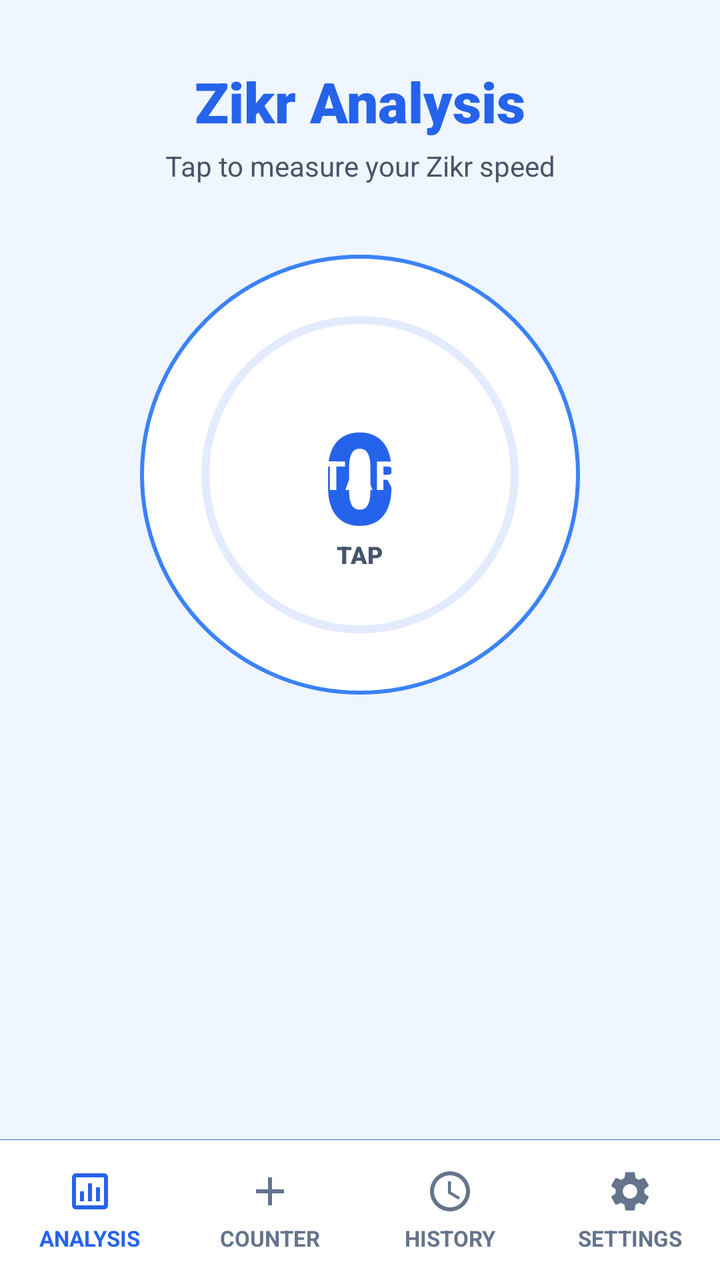
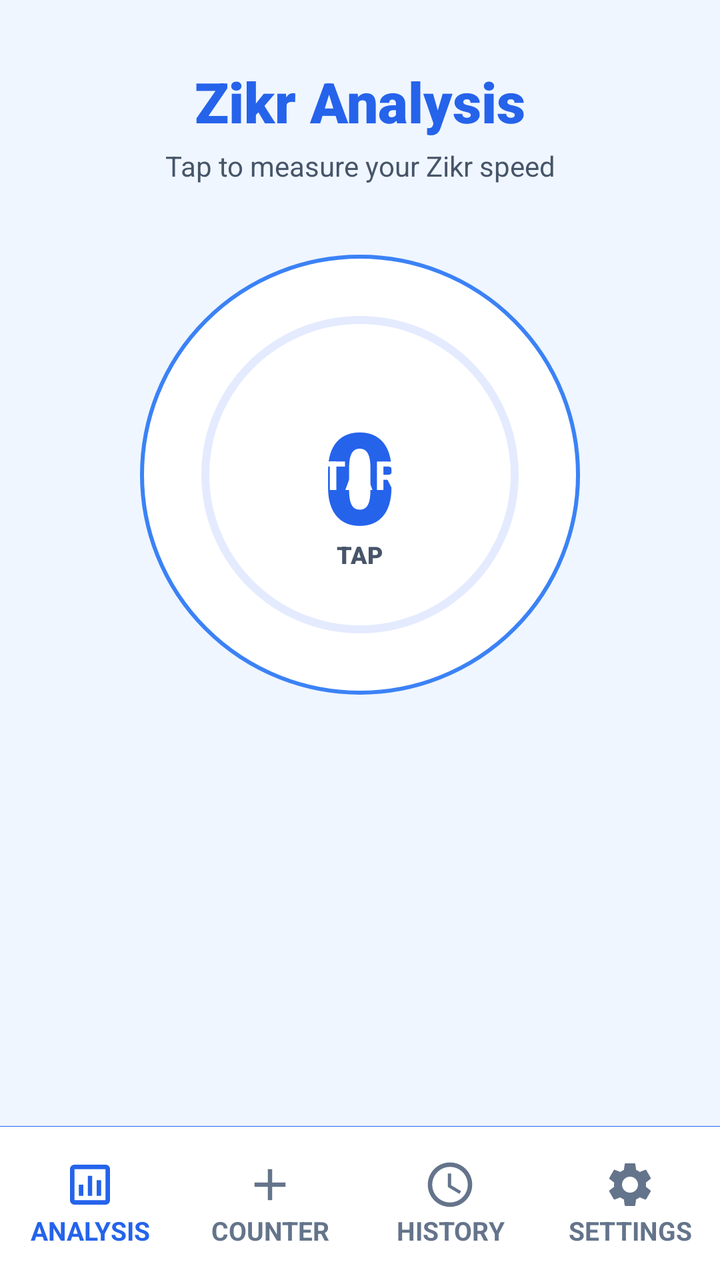

Before-and-after screenshots of an Android layout around one commit, followed by the original layout XML and the change that was made.
<!-- AndroidManifest.xml: application theme Theme.SmartTasbeeh -->
<!-- res/layout/activity_analysis.xml -->
<?xml version="1.0" encoding="utf-8"?>
<androidx.constraintlayout.widget.ConstraintLayout xmlns:android="http://schemas.android.com/apk/res/android"
    xmlns:app="http://schemas.android.com/apk/res-auto"
    xmlns:tools="http://schemas.android.com/tools"
    android:layout_width="match_parent"
    android:layout_height="match_parent"
    android:background="@color/app_background"
    tools:context=".AnalysisActivity">

    
    <ScrollView
        android:layout_width="match_parent"
        android:layout_height="0dp"
        android:fillViewport="true"
        app:layout_constraintTop_toTopOf="parent"
        app:layout_constraintBottom_toTopOf="@id/bottomNavDivider">

        <androidx.constraintlayout.widget.ConstraintLayout
            android:layout_width="match_parent"
            android:layout_height="wrap_content"
            android:paddingBottom="24dp">

            
            <TextView
                android:id="@+id/tvTitle"
                android:layout_width="wrap_content"
                android:layout_height="wrap_content"
                android:text="@string/zikr_analysis_title"
                android:textColor="@color/tasbeeh_blue_primary"
                android:textSize="28sp"
                android:fontFamily="sans-serif-black"
                android:layout_marginTop="32dp"
                app:layout_constraintTop_toTopOf="parent"
                app:layout_constraintStart_toStartOf="parent"
                app:layout_constraintEnd_toEndOf="parent"/>

            <TextView
                android:id="@+id/tvSubtitle"
                android:layout_width="wrap_content"
                android:layout_height="wrap_content"
                android:text="@string/zikr_analysis_subtitle"
                android:textColor="@color/text_secondary"
                android:textSize="14sp"
                android:layout_marginTop="4dp"
                app:layout_constraintTop_toBottomOf="@id/tvTitle"
                app:layout_constraintStart_toStartOf="parent"
                app:layout_constraintEnd_toEndOf="parent"/>

            
            <FrameLayout
                android:id="@+id/btnTap"
                android:layout_width="230dp"
                android:layout_height="230dp"
                android:layout_marginTop="30dp"
                app:layout_constraintTop_toBottomOf="@id/tvSubtitle"
                app:layout_constraintStart_toStartOf="parent"
                app:layout_constraintEnd_toEndOf="parent">

                
                <View
                    android:layout_width="match_parent"
                    android:layout_height="match_parent"
                    android:layout_margin="5dp"
                    android:background="@drawable/bg_circle_button" />

                
                <ProgressBar
                    android:id="@+id/progressBar"
                    android:layout_width="match_parent"
                    android:layout_height="match_parent"
                    android:indeterminate="false"
                    android:progressDrawable="@drawable/circular_progress"
                    android:background="@null"
                    style="?android:attr/progressBarStyleHorizontal"
                    android:max="100"
                    android:progress="0"
                    android:padding="2dp"/>

                
                <TextView
                    android:id="@+id/tvCount"
                    android:layout_width="wrap_content"
                    android:layout_height="wrap_content"
                    android:layout_gravity="center"
                    android:text="@string/Count_Number"
                    android:textSize="64sp"
                    android:fontFamily="sans-serif-black"
                    android:textStyle="bold"
                    android:textColor="@color/tasbeeh_blue_primary"/>

                <TextView
                    android:id="@+id/tvTapHint"
                    android:layout_width="wrap_content"
                    android:layout_height="wrap_content"
                    android:layout_gravity="center"
                    android:text="@string/Tap_Button_Text"
                    android:textSize="12sp"
                    android:fontFamily="sans-serif-black"
                    android:textColor="@color/text_secondary"
                    android:translationY="40dp"/>

                
                <TextView
                    android:id="@+id/tvPausedOverlay"
                    android:layout_width="wrap_content"
                    android:layout_height="wrap_content"
                    android:layout_gravity="center"
                    android:text="@string/paused_text"
                    android:textSize="25sp"
                    android:fontFamily="sans-serif-black"
                    android:textColor="@color/delete_text"
                    android:visibility="gone"/>

                
                <View
                    android:id="@+id/tapActionView"
                    android:layout_width="match_parent"
                    android:layout_height="match_parent"
                    android:layout_margin="12dp"
                    android:background="?attr/selectableItemBackgroundBorderless"
                    android:clickable="true"
                    android:focusable="true"
                    android:contentDescription="@string/action_tap_count"/>

                
                <Button
                    android:id="@+id/btnStartOverlay"
                    android:layout_width="wrap_content"
                    android:layout_height="wrap_content"
                    android:text="@string/start_button_text"
                    android:textSize="20sp"
                    android:layout_gravity="center"
                    android:visibility="visible"
                    android:elevation="10dp"
                    android:textAllCaps="true"
                    android:textColor="@color/white"
                    android:textStyle="bold"
                    android:letterSpacing="0.05"
                    android:backgroundTint="@color/tasbeeh_blue_primary"
                    app:cornerRadius="10dp"
                    style="@style/Widget.MaterialComponents.Button.UnelevatedButton"/>

            </FrameLayout>

            
            <LinearLayout
                android:id="@+id/controlsRow"
                android:layout_width="wrap_content"
                android:layout_height="wrap_content"
                android:orientation="horizontal"
                android:gravity="center"
                android:layout_marginTop="30dp"
                app:layout_constraintTop_toBottomOf="@id/btnTap"
                app:layout_constraintStart_toStartOf="parent"
                app:layout_constraintEnd_toEndOf="parent">

                <com.google.android.material.floatingactionbutton.FloatingActionButton
                    android:id="@+id/fabPause"
                    android:layout_width="wrap_content"
                    android:layout_height="wrap_content"
                    android:src="@drawable/ic_pause"
                    app:backgroundTint="@color/tasbeeh_blue_primary"
                    app:tint="@android:color/white"
                    app:fabSize="normal"
                    app:cardCornerRadius="10dp"
                    app:cardElevation="5dp"
                    android:visibility="invisible"
                    android:contentDescription="@string/action_pause_analysis"/>

            </LinearLayout>

            
            <Button
                android:id="@+id/btnResetAnalysis"
                android:layout_width="0dp"
                android:layout_height="50dp"
                android:text="@string/reset_button_text"
                android:textAllCaps="true"
                android:textColor="@color/white"
                android:textStyle="bold"
                android:letterSpacing="0.05"
                android:visibility="gone"
                android:backgroundTint="@color/tasbeeh_blue_primary"
                app:cornerRadius="5dp"
                android:layout_marginTop="20dp"
                style="@style/Widget.MaterialComponents.Button.UnelevatedButton"
                app:layout_constraintTop_toBottomOf="@+id/controlsRow"
                app:layout_constraintEnd_toStartOf="@+id/controlsRow"/>

            <Button
                android:id="@+id/btnShowReport"
                android:layout_width="0dp"
                android:layout_height="50dp"
                android:text="@string/report_button_text"
                android:textAllCaps="true"
                android:textColor="@color/white"
                android:textStyle="bold"
                android:letterSpacing="0.05"
                android:visibility="gone"
                android:backgroundTint="@color/tasbeeh_blue_primary"
                app:cornerRadius="5dp"
                android:layout_marginTop="20dp"
                style="@style/Widget.MaterialComponents.Button.UnelevatedButton"
                app:layout_constraintTop_toBottomOf="@+id/controlsRow"
                app:layout_constraintStart_toEndOf="@+id/controlsRow"/>

            
            <LinearLayout
                android:id="@+id/reportContainer"
                android:layout_width="match_parent"
                android:layout_height="wrap_content"
                android:orientation="vertical"
                android:visibility="gone"
                android:layout_marginTop="24dp"
                android:animateLayoutChanges="true"
                app:layout_constraintTop_toBottomOf="@id/btnShowReport"
                app:layout_constraintStart_toStartOf="parent"
                app:layout_constraintEnd_toEndOf="parent">

                
                <androidx.recyclerview.widget.RecyclerView
                    android:id="@+id/rvAnalysisCards"
                    android:layout_width="match_parent"
                    android:layout_height="320dp"
                    android:clipToPadding="false"
                    android:paddingStart="24dp"
                    android:paddingEnd="24dp"/>

                
                <LinearLayout
                    android:id="@+id/layoutDots"
                    android:layout_width="wrap_content"
                    android:layout_height="wrap_content"
                    android:orientation="horizontal"
                    android:layout_gravity="center_horizontal"
                    android:layout_marginTop="16dp"
                    android:layout_marginBottom="24dp"/>

            </LinearLayout>

        </androidx.constraintlayout.widget.ConstraintLayout>
    </ScrollView>


    
    <View
        android:id="@+id/bottomNavDivider"
        android:layout_width="match_parent"
        android:layout_height="0.1dp"
        android:background="@color/count_text_color"
        app:layout_constraintBottom_toTopOf="@id/bottomNav"/>

    <LinearLayout
        android:id="@+id/bottomNav"
        android:layout_width="match_parent"
        android:layout_height="70dp"
        android:background="@color/nav_bg"
        android:orientation="horizontal"
        android:weightSum="4"
        android:baselineAligned="false"
        app:layout_constraintBottom_toBottomOf="parent">

        
        <LinearLayout
            android:layout_width="0dp"
            android:layout_height="match_parent"
            android:layout_weight="1"
            android:orientation="vertical"
            android:gravity="center">
            <ImageView
                android:layout_width="24dp"
                android:layout_height="24dp"
                android:src="@drawable/ic_analysis"
                app:tint="@color/nav_text_selected"
                android:contentDescription="@null"/>
            <TextView
                android:layout_width="wrap_content"
                android:layout_height="wrap_content"
                android:text="@string/nav_analysis"
                android:textSize="11sp"
                android:textStyle="bold"
                android:textColor="@color/nav_text_selected"
                android:layout_marginTop="4dp"/>
        </LinearLayout>

        
        <LinearLayout
            android:id="@+id/btnNavCounter"
            android:layout_width="0dp"
            android:layout_height="match_parent"
            android:layout_weight="1"
            android:orientation="vertical"
            android:gravity="center"
            android:clickable="true"
            android:focusable="true"
            android:background="?attr/selectableItemBackground">
            <ImageView
                android:layout_width="24dp"
                android:layout_height="24dp"
                android:src="@drawable/ic_add"
                app:tint="@color/nav_text_unselected"
                android:contentDescription="@null"/>
            <TextView
                android:layout_width="wrap_content"
                android:layout_height="wrap_content"
                android:text="@string/nav_counter"
                android:textSize="11sp"
                android:textStyle="bold"
                android:textColor="@color/nav_text_unselected"
                android:layout_marginTop="4dp"/>
        </LinearLayout>

        
        <LinearLayout
            android:id="@+id/btnSavedCounts"
            android:layout_width="0dp"
            android:layout_height="match_parent"
            android:layout_weight="1"
            android:orientation="vertical"
            android:gravity="center"
            android:clickable="true"
            android:focusable="true"
            android:background="?attr/selectableItemBackground">
            <ImageView
                android:layout_width="24dp"
                android:layout_height="24dp"
                android:src="@drawable/ic_clock"
                app:tint="@color/nav_text_unselected"
                android:contentDescription="@null"/>
            <TextView
                android:layout_width="wrap_content"
                android:layout_height="wrap_content"
                android:text="@string/nav_history"
                android:textSize="11sp"
                android:textStyle="bold"
                android:textColor="@color/nav_text_unselected"
                android:layout_marginTop="4dp"/>
        </LinearLayout>

        
        <LinearLayout
            android:id="@+id/btnNavSettings"
            android:layout_width="0dp"
            android:layout_height="match_parent"
            android:layout_weight="1"
            android:orientation="vertical"
            android:gravity="center"
            android:clickable="true"
            android:focusable="true"
            android:background="?attr/selectableItemBackground">
            <ImageView
                android:layout_width="24dp"
                android:layout_height="24dp"
                android:src="@drawable/ic_settings"
                app:tint="@color/nav_text_unselected"
                android:contentDescription="@null"/>
            <TextView
                android:layout_width="wrap_content"
                android:layout_height="wrap_content"
                android:text="@string/nav_settings"
                android:textSize="11sp"
                android:textStyle="bold"
                android:textColor="@color/nav_text_unselected"
                android:layout_marginTop="4dp"/>
        </LinearLayout>

    </LinearLayout>

</androidx.constraintlayout.widget.ConstraintLayout>
<!-- resources referenced by this layout -->
<resources>
  <color name="app_background">@color/background_light</color>
  <color name="count_text_color">#2563EB</color>
  <color name="delete_text">#DC2626</color>
  <color name="nav_bg">#FFFFFF</color>
  <color name="nav_text_selected">#2563EB</color>
  <color name="nav_text_unselected">#64748B</color>
  <color name="tasbeeh_blue_primary">#2563EB</color>
  <color name="text_secondary">#475569</color>
  <color name="white">#FFFFFFFF</color>
  <!-- drawable bg_circle_button (drawable) -->
  <?xml version="1.0" encoding="utf-8"?>
  <shape xmlns:android="http://schemas.android.com/apk/res/android"
      android:shape="oval">
      <solid android:color="@color/card_background" />
      <stroke
          android:width="2dp"
          android:color="@color/tasbeeh_blue_accent" />
  </shape>
  <!-- drawable ic_add (drawable) -->
  <vector xmlns:android="http://schemas.android.com/apk/res/android"
      android:width="24dp"
      android:height="24dp"
      android:viewportWidth="24"
      android:viewportHeight="24">
      <path
        android:fillColor="@android:color/white"
        android:pathData="M19,13h-6v6h-2v-6H5v-2h6V5h2v6h6v2z"/>
  </vector>
  <!-- drawable ic_analysis (drawable) -->
  <vector xmlns:android="http://schemas.android.com/apk/res/android"
      android:width="24dp"
      android:height="24dp"
      android:viewportWidth="24"
      android:viewportHeight="24">
    <path
        android:fillColor="#FF000000"
        android:pathData="M19,3H5C3.9,3 3,3.9 3,5v14c0,1.1 0.9,2 2,2h14c1.1,0 2,-0.9 2,-2V5C21,3.9 20.1,3 19,3zM19,19H5V5h14V19zM7,12h2v5H7V12zM11,8h2v9h-2V8zM15,10h2v7h-2V10z"/>
  </vector>
  <!-- drawable ic_clock (drawable) -->
  <vector xmlns:android="http://schemas.android.com/apk/res/android"
      android:width="24dp"
      android:height="24dp"
      android:viewportWidth="24.0"
      android:viewportHeight="24.0">
      <path
          android:fillColor="@android:color/white"
          android:pathData="M11.99,2C6.47,2 2,6.48 2,12s4.47,10 9.99,10C17.52,22 22,17.52 22,12S17.52,2 11.99,2zM12,20c-4.42,0 -8,-3.58 -8,-8s3.58,-8 8,-8 8,3.58 8,8 -3.58,8 -8,8zM12.5,7H11v6l5.25,3.15 0.75,-1.23 -4.5,-2.67z"/>
  </vector>
  <!-- drawable ic_pause (drawable) -->
  <vector xmlns:android="http://schemas.android.com/apk/res/android"
      android:width="24dp"
      android:height="24dp"
      android:viewportWidth="24"
      android:viewportHeight="24"
      android:tint="?attr/colorControlNormal">
    <path
        android:fillColor="@android:color/white"
        android:pathData="M6,19h4V5H6v14zM14,5v14h4V5h-4z"/>
  </vector>
  <string name="Count_Number">0</string>
  <string name="Tap_Button_Text">TAP</string>
  <string name="action_pause_analysis">Pause analysis</string>
  <string name="action_tap_count">Count</string>
  <string name="nav_analysis">ANALYSIS</string>
  <string name="nav_counter">COUNTER</string>
  <string name="nav_history">HISTORY</string>
  <string name="nav_settings">SETTINGS</string>
  <string name="paused_text">PAUSED</string>
  <string name="report_button_text">Report</string>
  <string name="reset_button_text">Reset</string>
  <string name="start_button_text">START</string>
  <string name="zikr_analysis_subtitle">Tap to measure your Zikr speed</string>
  <string name="zikr_analysis_title">Zikr Analysis</string>
  <style name="Theme.SmartTasbeeh" parent="Base.Theme.SmartTasbeeh" />
  <color name="background_light">#EFF6FF</color>
  <color name="card_background">#FFFFFF</color>
  <color name="tasbeeh_blue_accent">#3B82F6</color>
  <color name="tasbeeh_blue_dark2">#202962FF</color>
  <color name="tasbeeh_blue_dark">#1E3A8A</color>
  <color name="text_primary">#0F172A</color>
  <!-- unchanged entries left out for length: 3 -->
</resources>

<!-- the commit's change to res/layout/activity_analysis.xml (unified diff, before → after) -->
@@ -253,7 +253,8 @@
     <LinearLayout
         android:id="@+id/bottomNav"
         android:layout_width="match_parent"
-        android:layout_height="70dp"
+        android:layout_height="0dp"
+        app:layout_constraintHeight_percent="0.12"
         android:background="@color/nav_bg"
         android:orientation="horizontal"
         android:weightSum="4"
@@ -261,108 +262,182 @@
         app:layout_constraintBottom_toBottomOf="parent">
 
         
-        <LinearLayout
+        <androidx.constraintlayout.widget.ConstraintLayout
             android:layout_width="0dp"
             android:layout_height="match_parent"
             android:layout_weight="1"
-            android:orientation="vertical"
-            android:gravity="center">
+            android:clickable="true"
+            android:focusable="true">
+
             <ImageView
-                android:layout_width="24dp"
-                android:layout_height="24dp"
+                android:id="@+id/imgAnalysis"
+                android:layout_width="0dp"
+                android:layout_height="0dp"
                 android:src="@drawable/ic_analysis"
                 app:tint="@color/nav_text_selected"
+                app:layout_constraintTop_toTopOf="parent"
+                app:layout_constraintBottom_toTopOf="@+id/txtAnalysis"
+                app:layout_constraintStart_toStartOf="parent"
+                app:layout_constraintEnd_toEndOf="parent"
+                app:layout_constraintHeight_percent="0.35"
+                app:layout_constraintDimensionRatio="1:1"
+                app:layout_constraintVertical_chainStyle="packed"
                 android:contentDescription="@null"/>
-            <TextView
-                android:layout_width="wrap_content"
-                android:layout_height="wrap_content"
+
+            <TextView
+                android:id="@+id/txtAnalysis"
+                android:layout_width="0dp"
+                android:layout_height="0dp"
                 android:text="@string/nav_analysis"
-                android:textSize="11sp"
-                android:textStyle="bold"
                 android:textColor="@color/nav_text_selected"
-                android:layout_marginTop="4dp"/>
-        </LinearLayout>
+                android:gravity="center"
+                android:textStyle="bold"
+                app:layout_constraintTop_toBottomOf="@id/imgAnalysis"
+                app:layout_constraintBottom_toBottomOf="parent"
+                app:layout_constraintStart_toStartOf="parent"
+                app:layout_constraintEnd_toEndOf="parent"
+                app:layout_constraintHeight_percent="0.25"
+                app:layout_constraintWidth_percent="0.9"
+                app:autoSizeTextType="uniform"
+                app:autoSizeMinTextSize="8sp"
+                app:autoSizeMaxTextSize="13sp"
+                app:autoSizeStepGranularity="1sp"/>
+        </androidx.constraintlayout.widget.ConstraintLayout>
 
         
-        <LinearLayout
+        <androidx.constraintlayout.widget.ConstraintLayout
             android:id="@+id/btnNavCounter"
             android:layout_width="0dp"
             android:layout_height="match_parent"
             android:layout_weight="1"
-            android:orientation="vertical"
-            android:gravity="center"
             android:clickable="true"
             android:focusable="true"
             android:background="?attr/selectableItemBackground">
+
             <ImageView
-                android:layout_width="24dp"
-                android:layout_height="24dp"
+                android:id="@+id/imgCounter"
+                android:layout_width="0dp"
+                android:layout_height="0dp"
                 android:src="@drawable/ic_add"
                 app:tint="@color/nav_text_unselected"
+                app:layout_constraintTop_toTopOf="parent"
+                app:layout_constraintBottom_toTopOf="@+id/txtCounter"
+                app:layout_constraintStart_toStartOf="parent"
+                app:layout_constraintEnd_toEndOf="parent"
+                app:layout_constraintHeight_percent="0.35"
+                app:layout_constraintDimensionRatio="1:1"
+                app:layout_constraintVertical_chainStyle="packed"
                 android:contentDescription="@null"/>
-            <TextView
-                android:layout_width="wrap_content"
-                android:layout_height="wrap_content"
+
+            <TextView
+                android:id="@+id/txtCounter"
+                android:layout_width="0dp"
+                android:layout_height="0dp"
                 android:text="@string/nav_counter"
-                android:textSize="11sp"
-                android:textStyle="bold"
                 android:textColor="@color/nav_text_unselected"
-                android:layout_marginTop="4dp"/>
-        </LinearLayout>
+                android:gravity="center"
+                android:textStyle="bold"
+                app:layout_constraintTop_toBottomOf="@id/imgCounter"
+                app:layout_constraintBottom_toBottomOf="parent"
+                app:layout_constraintStart_toStartOf="parent"
+                app:layout_constraintEnd_toEndOf="parent"
+                app:layout_constraintHeight_percent="0.25"
+                app:layout_constraintWidth_percent="0.9"
+                app:autoSizeTextType="uniform"
+                app:autoSizeMinTextSize="8sp"
+                app:autoSizeMaxTextSize="13sp"
+                app:autoSizeStepGranularity="1sp"/>
+        </androidx.constraintlayout.widget.ConstraintLayout>
 
         
-        <LinearLayout
+        <androidx.constraintlayout.widget.ConstraintLayout
             android:id="@+id/btnSavedCounts"
             android:layout_width="0dp"
             android:layout_height="match_parent"
             android:layout_weight="1"
-            android:orientation="vertical"
-            android:gravity="center"
             android:clickable="true"
             android:focusable="true"
             android:background="?attr/selectableItemBackground">
+
             <ImageView
-                android:layout_width="24dp"
-                android:layout_height="24dp"
+                android:id="@+id/imgHistory"
+                android:layout_width="0dp"
+                android:layout_height="0dp"
                 android:src="@drawable/ic_clock"
                 app:tint="@color/nav_text_unselected"
+                app:layout_constraintTop_toTopOf="parent"
+                app:layout_constraintBottom_toTopOf="@+id/txtHistory"
+                app:layout_constraintStart_toStartOf="parent"
+                app:layout_constraintEnd_toEndOf="parent"
+                app:layout_constraintHeight_percent="0.35"
+                app:layout_constraintDimensionRatio="1:1"
+                app:layout_constraintVertical_chainStyle="packed"
                 android:contentDescription="@null"/>
-            <TextView
-                android:layout_width="wrap_content"
-                android:layout_height="wrap_content"
+
+            <TextView
+                android:id="@+id/txtHistory"
+                android:layout_width="0dp"
+                android:layout_height="0dp"
                 android:text="@string/nav_history"
-                android:textSize="11sp"
-                android:textStyle="bold"
                 android:textColor="@color/nav_text_unselected"
-                android:layout_marginTop="4dp"/>
-        </LinearLayout>
+                android:gravity="center"
+                android:textStyle="bold"
+                app:layout_constraintTop_toBottomOf="@id/imgHistory"
+                app:layout_constraintBottom_toBottomOf="parent"
+                app:layout_constraintStart_toStartOf="parent"
+                app:layout_constraintEnd_toEndOf="parent"
+                app:layout_constraintHeight_percent="0.25"
+                app:layout_constraintWidth_percent="0.9"
+                app:autoSizeTextType="uniform"
+                app:autoSizeMinTextSize="8sp"
+                app:autoSizeMaxTextSize="13sp"
+                app:autoSizeStepGranularity="1sp"/>
+        </androidx.constraintlayout.widget.ConstraintLayout>
 
         
-        <LinearLayout
+        <androidx.constraintlayout.widget.ConstraintLayout
             android:id="@+id/btnNavSettings"
             android:layout_width="0dp"
             android:layout_height="match_parent"
             android:layout_weight="1"
-            android:orientation="vertical"
-            android:gravity="center"
             android:clickable="true"
             android:focusable="true"
             android:background="?attr/selectableItemBackground">
+
             <ImageView
-                android:layout_width="24dp"
-                android:layout_height="24dp"
+                android:id="@+id/imgSettings"
+                android:layout_width="0dp"
+                android:layout_height="0dp"
                 android:src="@drawable/ic_settings"
                 app:tint="@color/nav_text_unselected"
+                app:layout_constraintTop_toTopOf="parent"
+                app:layout_constraintBottom_toTopOf="@+id/txtSettings"
+                app:layout_constraintStart_toStartOf="parent"
+                app:layout_constraintEnd_toEndOf="parent"
+                app:layout_constraintHeight_percent="0.35"
+                app:layout_constraintDimensionRatio="1:1"
+                app:layout_constraintVertical_chainStyle="packed"
                 android:contentDescription="@null"/>
-            <TextView
-                android:layout_width="wrap_content"
-                android:layout_height="wrap_content"
+
+            <TextView
+                android:id="@+id/txtSettings"
+                android:layout_width="0dp"
+                android:layout_height="0dp"
                 android:text="@string/nav_settings"
-                android:textSize="11sp"
-                android:textStyle="bold"
                 android:textColor="@color/nav_text_unselected"
-                android:layout_marginTop="4dp"/>
-        </LinearLayout>
+                android:gravity="center"
+                android:textStyle="bold"
+                app:layout_constraintTop_toBottomOf="@id/imgSettings"
+                app:layout_constraintBottom_toBottomOf="parent"
+                app:layout_constraintStart_toStartOf="parent"
+                app:layout_constraintEnd_toEndOf="parent"
+                app:layout_constraintHeight_percent="0.25"
+                app:layout_constraintWidth_percent="0.9"
+                app:autoSizeTextType="uniform"
+                app:autoSizeMinTextSize="8sp"
+                app:autoSizeMaxTextSize="13sp"
+                app:autoSizeStepGranularity="1sp"/>
+        </androidx.constraintlayout.widget.ConstraintLayout>
 
     </LinearLayout>
 
